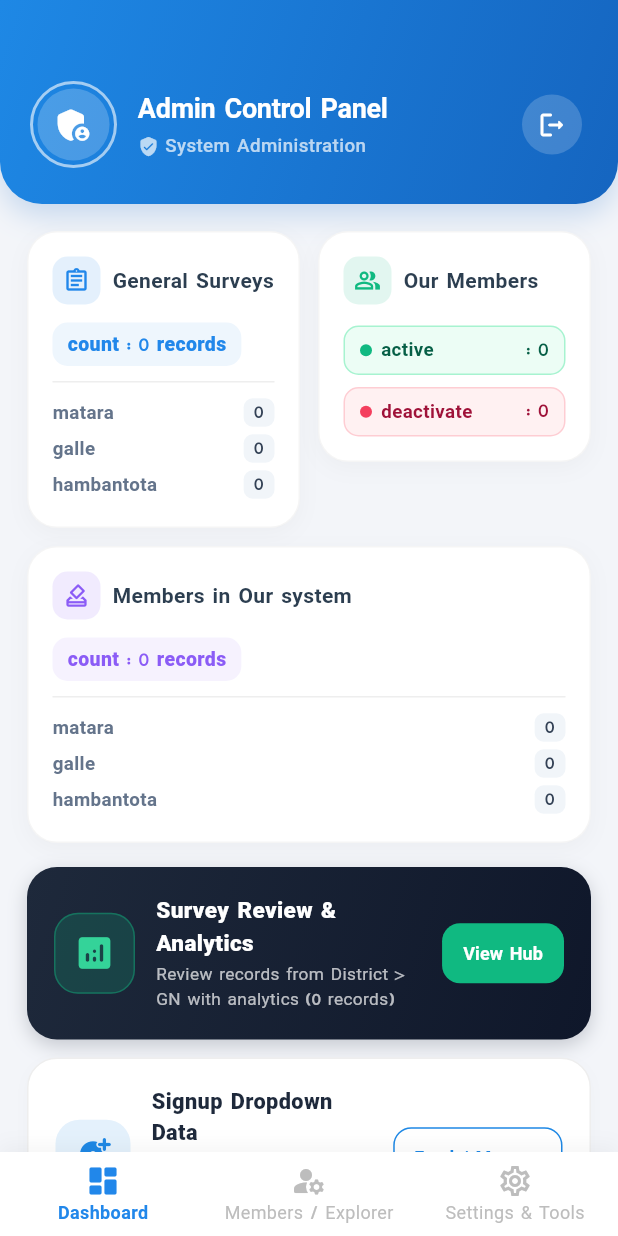
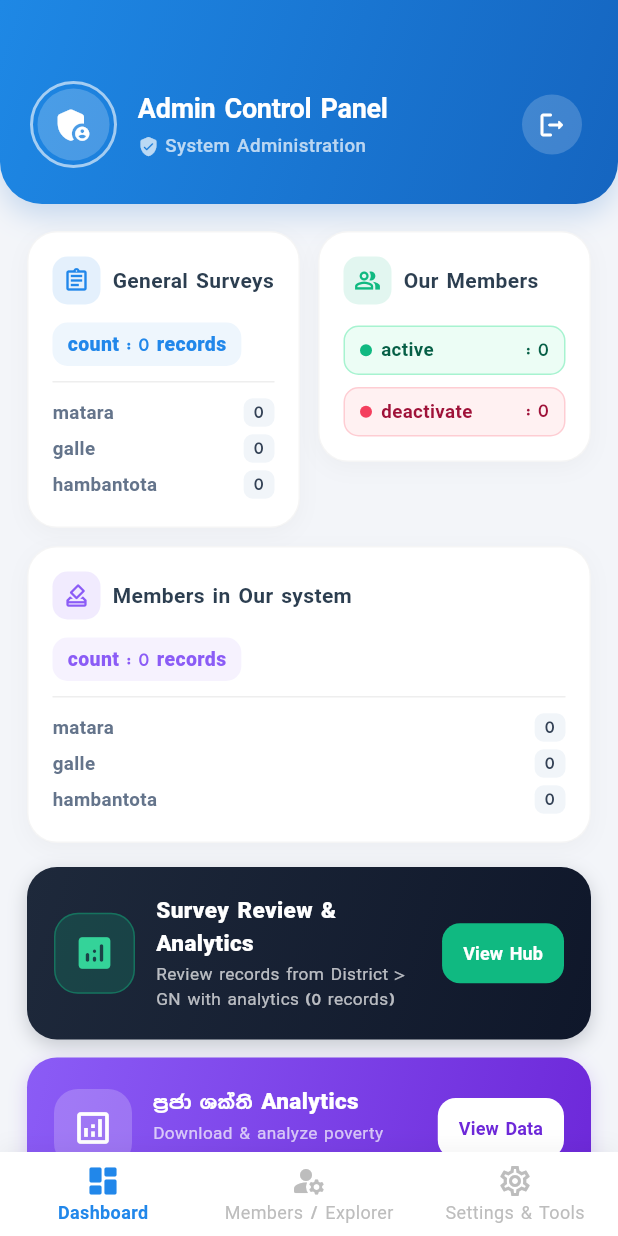
Before and after one commit to Office-Organization/LankaLink, a Flutter app: the AdminDashboardScreen screen opened directly, on a phone screen of 412 x 824 dp. Run offline on Flutter 3.47's test engine with Material 3 defaults, Android fonts, the phone set to English and light mode, and no system bars; our stand-ins replace cloud_firestore, firebase_auth, firebase_core, google_maps_flutter, pdf, printing; accounts and stored records are empty.

Commit message:
logics correct but fonts

```diff
--- a/lib/core/admin_dashboard_screen.dart
+++ b/lib/core/admin_dashboard_screen.dart
@@ -6,6 +6,7 @@ import 'package:provider/provider.dart';
 import '../data/auth_repository.dart';
 import 'admin_location_manager_screen.dart';
 import 'admin_survey_data_manager_screen.dart';
+import 'poverty_analytics_screen.dart'; // Make sure this path is correct for your project structure
 
 /// Admin dashboard featuring analytics, member management,
 /// user activation/deactivation, dropdown field data feeder, and database explorer.
@@ -406,6 +407,9 @@ class _AdminDashboardScreenState extends State<AdminDashboardScreen> {
           // Field Surveys Hub Card
           _buildFieldDataManagementCard(),
 
+          // New Poverty Analytics Card Added Here
+          _buildPovertyAnalyticsCard(),
+
           const SizedBox(height: 12),
 
           // Location Manager Card
@@ -445,6 +449,90 @@ class _AdminDashboardScreenState extends State<AdminDashboardScreen> {
           ),
           const SizedBox(height: 10),
           _buildRecentUsersFeed(),
+        ],
+      ),
+    );
+  }
+
+  Widget _buildPovertyAnalyticsCard() {
+    return Container(
+      padding: const EdgeInsets.all(18),
+      margin: const EdgeInsets.only(top: 12),
+      decoration: BoxDecoration(
+        gradient: const LinearGradient(
+          colors: [Color(0xFF8B5CF6), Color(0xFF6D28D9)],
+          begin: Alignment.topLeft,
+          end: Alignment.bottomRight,
+        ),
+        borderRadius: BorderRadius.circular(20),
+        boxShadow: [
+          BoxShadow(
+            color: const Color(0xFF6D28D9).withOpacity(0.2),
+            blurRadius: 10,
+            offset: const Offset(0, 4),
+          ),
+        ],
+      ),
+      child: Row(
+        children: [
+          Container(
+            padding: const EdgeInsets.all(12),
+            decoration: BoxDecoration(
+              color: Colors.white.withOpacity(0.2),
+              borderRadius: BorderRadius.circular(16),
+            ),
+            child: const Icon(
+              Icons.analytics_outlined,
+              color: Colors.white,
+              size: 28,
+            ),
+          ),
+          const SizedBox(width: 14),
+          Expanded(
+            child: Column(
+              crossAxisAlignment: CrossAxisAlignment.start,
+              children: const [
+                Text(
+                  'ප්‍රජා ශක්ති Analytics',
+                  style: TextStyle(
+                    color: Colors.white,
+                    fontSize: 15,
+                    fontWeight: FontWeight.w800,
+                  ),
+                ),
+                SizedBox(height: 2),
+                Text(
+                  'Download & analyze poverty alleviation data',
+                  style: TextStyle(
+                    color: Colors.white70,
+                    fontSize: 11.5,
+                  ),
+                ),
+              ],
+            ),
+          ),
+          const SizedBox(width: 8),
+          FilledButton(
+            style: FilledButton.styleFrom(
+              backgroundColor: Colors.white,
+              foregroundColor: const Color(0xFF6D28D9),
+              padding: const EdgeInsets.symmetric(horizontal: 14, vertical: 10),
+              shape: RoundedRectangleBorder(
+                borderRadius: BorderRadius.circular(12),
+              ),
+            ),
+            onPressed: () {
+              Navigator.of(context).push(
+                MaterialPageRoute(
+                  builder: (_) => const PovertyAnalyticsScreen(),
+                ),
+              );
+            },
+            child: const Text(
+              'View Data',
+              style: TextStyle(fontSize: 12, fontWeight: FontWeight.bold),
+            ),
+          ),
         ],
       ),
     );
--- a/pubspec.yaml
+++ b/pubspec.yaml
@@ -20,6 +20,10 @@ dependencies:
   uuid: ^4.6.0
   google_maps_flutter: ^2.18.0
   shared_preferences: ^2.2.2
+  csv: ^5.0.2
+  pdf: ^3.10.4
+  path_provider: ^2.1.1
+  printing: ^5.11.0
 
 dev_dependencies:
   flutter_test:
@@ -32,6 +36,8 @@ flutter:
 
   assets:
     - assets/images/
+    - assets/fonts/UN-Ganganee.ttf
+    - assets/fonts/UN-Samantha.ttf
 
   fonts:
     - family: UNSamantha
```
Also changed, not shown: lib/core/poverty_analytics_screen.dart (added, +248 -0 lines), pubspec.lock, 6 other files.
